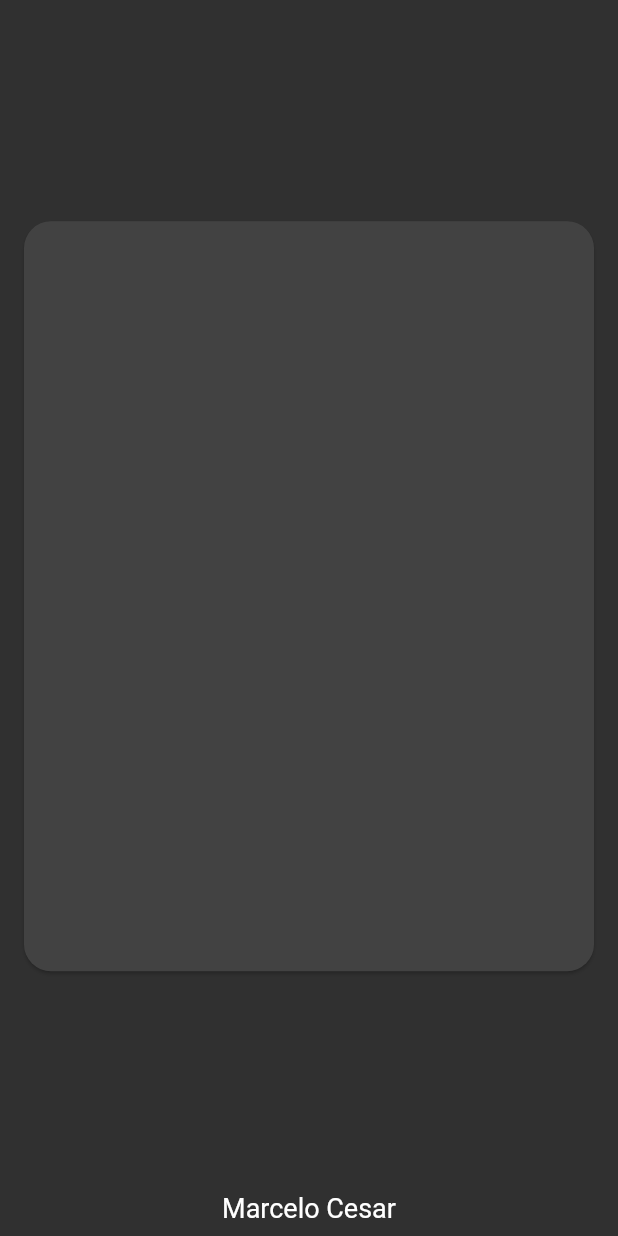
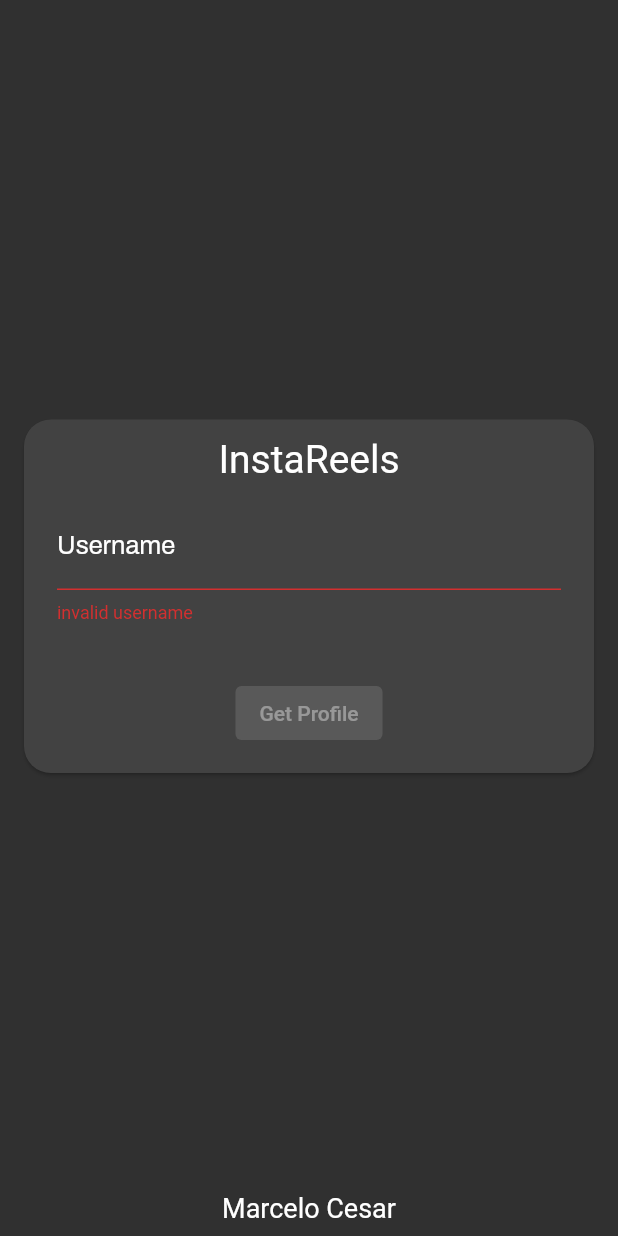
Before and after one commit to MarceloJSCesar/Flutter-Apps, a Flutter app: the screen it shows after launch, on a phone screen of 412 x 824 dp. Run offline on Flutter 3.47's test engine with Material 2 defaults, Android fonts, the phone set to English and light mode, and no system bars; our stand-ins replace flutter_mobx, google_fonts, mobx; generated files the repository leaves out were written again; Roboto replaces fonts that are missing (Aldrich).

Commit message:
splash screen: field validation added

```diff
--- a/insta_reels/lib/src/config/app_textstyle.dart
+++ b/insta_reels/lib/src/config/app_textstyle.dart
@@ -2,11 +2,16 @@ import 'package:flutter/material.dart';
 import 'package:google_fonts/google_fonts.dart';
 
 class AppTextStyle {
-  static final TextStyle darkThemeHomeAppBarTextStyle = GoogleFonts.adventPro(
+  // only for dark theme
+  final TextStyle darkThemeHomeAppBarTextStyle = GoogleFonts.adventPro(
     fontSize: 26,
     color: Colors.white,
   );
-  static final TextStyle darkThemeTabBarTextStyle = GoogleFonts.adventPro(
+  final TextStyle darkThemeTabBarTextStyle = GoogleFonts.adventPro(
+    fontSize: 17,
+    color: Colors.white,
+  );
+  final TextStyle darkLabelFieldTextStyle = GoogleFonts.archivo(
     fontSize: 17,
     color: Colors.white,
   );
@@ -14,4 +19,5 @@ class AppTextStyle {
     fontSize: 18,
     color: Colors.white,
   );
+  // only for light theme
 }
--- a/insta_reels/lib/src/views/splash/splash_view.dart
+++ b/insta_reels/lib/src/views/splash/splash_view.dart
@@ -1,13 +1,40 @@
 import 'package:flutter/material.dart';
 import 'package:insta_reels/src/config/app_textstyle.dart';
 
-class SplashView extends StatelessWidget with AppTextStyle {
+class SplashView extends StatefulWidget {
   SplashView({Key key}) : super(key: key);
 
   @override
+  _SplashViewState createState() => _SplashViewState();
+}
+
+class _SplashViewState extends State<SplashView> with AppTextStyle {
+  final _formkey = GlobalKey<FormState>();
+  final _userNameController = TextEditingController();
+
+  @override
+  void initState() {
+    super.initState();
+    _userNameController.addListener(() => setState(() {}));
+  }
+
+  bool get validateUsername {
+    if (_userNameController.text.isEmpty ||
+        _userNameController.text.length <= 3) {
+      return false;
+    } else {
+      return true;
+    }
+  }
+
+  @override
   Widget build(BuildContext context) {
+    double width = MediaQuery.of(context).size.width;
     return Scaffold(
       body: Center(
+        child: Form(
+          key: _formkey,
+          autovalidateMode: AutovalidateMode.always,
           child: Column(
             mainAxisAlignment: MainAxisAlignment.center,
             children: [
@@ -18,9 +45,42 @@ class SplashView extends StatelessWidget with AppTextStyle {
                 ),
                 margin: const EdgeInsets.symmetric(horizontal: 16),
                 child: Column(
-                crossAxisAlignment: CrossAxisAlignment.start,
-                children: [
-                  Container(height: 500),
+                  crossAxisAlignment: CrossAxisAlignment.center,
+                  children: <Widget>[
+                    SizedBox(height: 12),
+                    Text(
+                      'InstaReels',
+                      style: darkThemeHomeAppBarTextStyle,
+                    ),
+                    SizedBox(height: 12),
+                    Container(
+                      width: width - 16 - 22,
+                      margin: const EdgeInsets.symmetric(horizontal: 22),
+                      child: TextFormField(
+                        controller: _userNameController,
+                        validator: (text) {
+                          if (text.isEmpty ||
+                              _userNameController.text.isEmpty ||
+                              _userNameController.text.length <= 3 ||
+                              text.length <= 3) {
+                            return 'invalid username';
+                          }
+                          return null;
+                        },
+                        keyboardType: TextInputType.text,
+                        decoration: InputDecoration(
+                          labelText: 'Username',
+                          labelStyle: darkLabelFieldTextStyle,
+                          hintText: 'd__jordan_',
+                        ),
+                      ),
+                    ),
+                    SizedBox(height: 36),
+                    ElevatedButton(
+                      onPressed: validateUsername ? () {} : null,
+                      child: Text('Get Profile'),
+                    ),
+                    SizedBox(height: 16),
                   ],
                 ),
               ),
@@ -35,6 +95,7 @@ class SplashView extends StatelessWidget with AppTextStyle {
             ],
           ),
         ),
+      ),
     );
   }
 }
```
Also changed, not shown: insta_reels/lib/src/views/home/home_view.dart (+5 -3 lines). Lines whose indentation alone changed are shown as unchanged.
